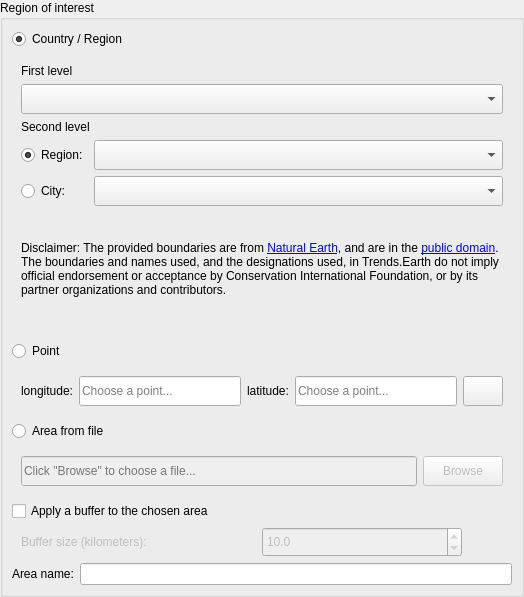
This is LDMP/gui/WidgetSelectArea.ui in ConservationInternational/trends.earth as Qt 5 draws it before an edit. The edited form follows.
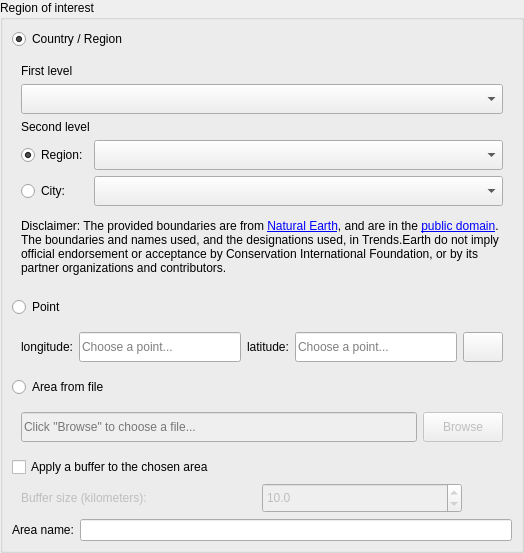
This is the edited form.

```diff
--- a/LDMP/gui/WidgetSelectArea.ui
+++ b/LDMP/gui/WidgetSelectArea.ui
@@ -7,7 +7,7 @@
     <x>0</x>
     <y>0</y>
     <width>524</width>
-    <height>597</height>
+    <height>515</height>
    </rect>
   </property>
   <property name="sizePolicy">
```
Left out of the diff: 22 changed lines with no effect on the pictures.
